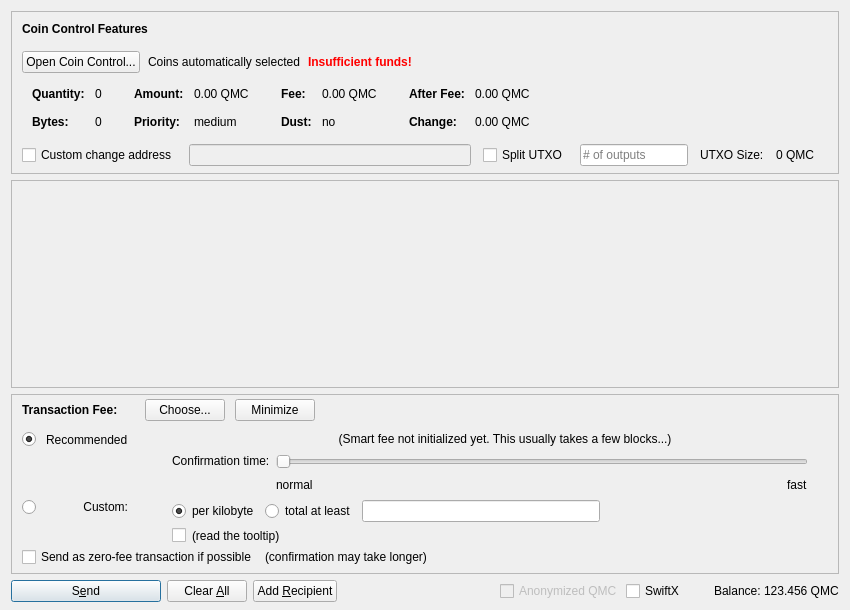
Qt form src/qt/forms/sendcoinsdialog.ui (project-qmc/QMC) before a commit.
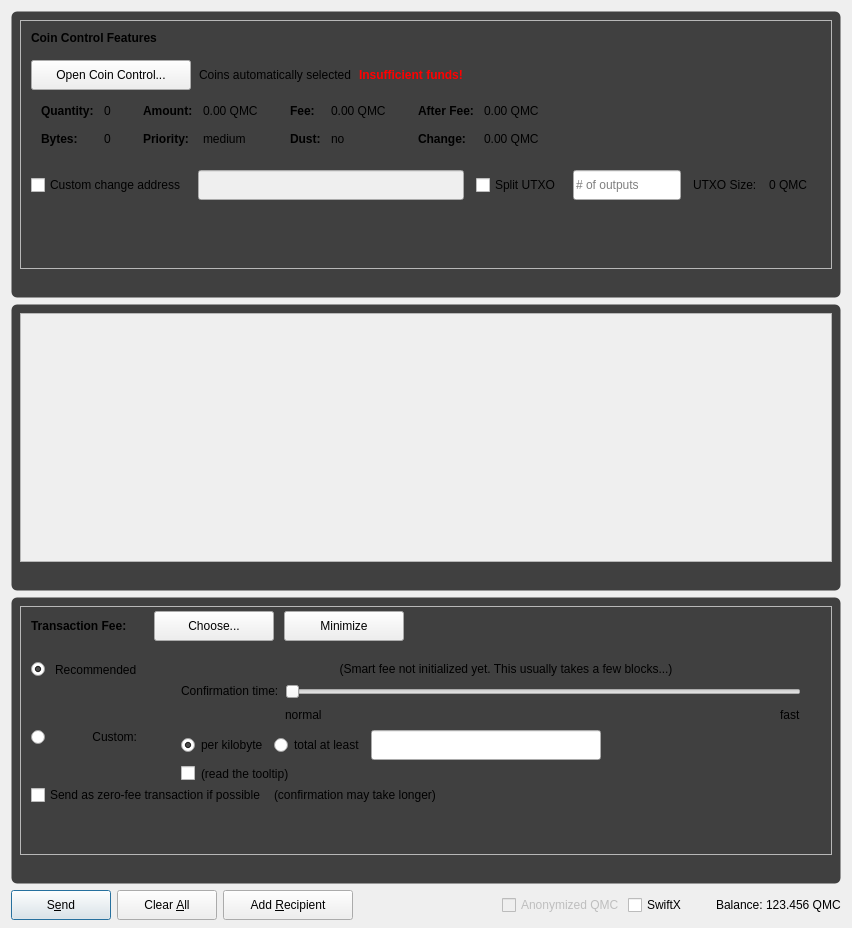
The same form after that commit. Icons and pictures are not drawn. Custom widgets are drawn as their Qt base class.

Patch:
```diff
--- a/src/qt/forms/sendcoinsdialog.ui
+++ b/src/qt/forms/sendcoinsdialog.ui
@@ -7,16 +7,28 @@
     <x>0</x>
     <y>0</y>
     <width>850</width>
-    <height>610</height>
+    <height>928</height>
    </rect>
   </property>
   <property name="windowTitle">
    <string>Send Coins</string>
   </property>
-  <layout class="QVBoxLayout" name="verticalLayout" stretch="0,1,0,0">
+  <property name="styleSheet">
+   <string notr="true">QWidget#wid1, QWidget#wid2, QWidget#wid3
+{
+	background: #404040;
+	border: 1px solid transparent;
+	border-radius: 6px;
+	color: #FFFFFFF;
+}</string>
+  </property>
+  <layout class="QVBoxLayout" name="verticalLayout" stretch="0,0,0,0">
    <property name="bottomMargin">
     <number>8</number>
    </property>
+   <item>
+    <widget class="QWidget" name="wid1" native="true">
+     <layout class="QVBoxLayout" name="verticalLayout_3">
    <item>
     <widget class="QFrame" name="frameCoinControl">
      <property name="sizePolicy">
@@ -54,7 +66,7 @@
        <number>6</number>
       </property>
       <item>
-       <layout class="QVBoxLayout" name="verticalLayoutCoinControl" stretch="0,0,0,0,1">
+          <layout class="QVBoxLayout" name="verticalLayoutCoinControl" stretch="0,0,0,0,0">
         <property name="spacing">
          <number>0</number>
         </property>
@@ -103,6 +115,18 @@
           </property>
           <item>
            <widget class="QPushButton" name="pushButtonCoinControl">
+               <property name="minimumSize">
+                <size>
+                 <width>160</width>
+                 <height>30</height>
+                </size>
+               </property>
+               <property name="maximumSize">
+                <size>
+                 <width>160</width>
+                 <height>30</height>
+                </size>
+               </property>
             <property name="styleSheet">
              <string notr="true"/>
             </property>
@@ -562,6 +586,18 @@
               <verstretch>0</verstretch>
              </sizepolicy>
             </property>
+               <property name="minimumSize">
+                <size>
+                 <width>0</width>
+                 <height>30</height>
+                </size>
+               </property>
+               <property name="maximumSize">
+                <size>
+                 <width>16777215</width>
+                 <height>30</height>
+                </size>
+               </property>
            </widget>
           </item>
           <item>
@@ -579,6 +615,18 @@
               <verstretch>0</verstretch>
              </sizepolicy>
             </property>
+               <property name="minimumSize">
+                <size>
+                 <width>0</width>
+                 <height>30</height>
+                </size>
+               </property>
+               <property name="maximumSize">
+                <size>
+                 <width>16777215</width>
+                 <height>30</height>
+                </size>
+               </property>
             <property name="placeholderText">
              <string># of outputs</string>
             </property>
@@ -641,6 +689,28 @@
     </widget>
    </item>
    <item>
+       <spacer name="verticalSpacer_8">
+        <property name="orientation">
+         <enum>Qt::Vertical</enum>
+        </property>
+        <property name="sizeType">
+         <enum>QSizePolicy::Fixed</enum>
+        </property>
+        <property name="sizeHint" stdset="0">
+         <size>
+          <width>20</width>
+          <height>20</height>
+         </size>
+        </property>
+       </spacer>
+      </item>
+     </layout>
+    </widget>
+   </item>
+   <item>
+    <widget class="QWidget" name="wid2" native="true">
+     <layout class="QVBoxLayout" name="verticalLayout_4">
+      <item>
     <widget class="QScrollArea" name="scrollArea">
      <property name="widgetResizable">
       <bool>true</bool>
@@ -650,8 +720,8 @@
        <rect>
         <x>0</x>
         <y>0</y>
-        <width>830</width>
-        <height>113</height>
+           <width>828</width>
+           <height>257</height>
        </rect>
       </property>
       <layout class="QVBoxLayout" name="verticalLayout_2" stretch="0,1">
@@ -692,6 +762,28 @@
     </widget>
    </item>
    <item>
+       <spacer name="verticalSpacer_10">
+        <property name="orientation">
+         <enum>Qt::Vertical</enum>
+        </property>
+        <property name="sizeType">
+         <enum>QSizePolicy::Fixed</enum>
+        </property>
+        <property name="sizeHint" stdset="0">
+         <size>
+          <width>20</width>
+          <height>20</height>
+         </size>
+        </property>
+       </spacer>
+      </item>
+     </layout>
+    </widget>
+   </item>
+   <item>
+    <widget class="QWidget" name="wid3" native="true">
+     <layout class="QVBoxLayout" name="verticalLayout_5">
+      <item>
     <widget class="QFrame" name="frameFee">
      <property name="sizePolicy">
       <sizepolicy hsizetype="Expanding" vsizetype="Expanding">
@@ -800,6 +892,18 @@
               </item>
               <item>
                <widget class="QPushButton" name="buttonChooseFee">
+                   <property name="minimumSize">
+                    <size>
+                     <width>120</width>
+                     <height>30</height>
+                    </size>
+                   </property>
+                   <property name="maximumSize">
+                    <size>
+                     <width>120</width>
+                     <height>30</height>
+                    </size>
+                   </property>
                 <property name="text">
                  <string>Choose...</string>
                 </property>
@@ -807,6 +911,18 @@
               </item>
               <item>
                <widget class="QPushButton" name="buttonMinimizeFee">
+                   <property name="minimumSize">
+                    <size>
+                     <width>120</width>
+                     <height>30</height>
+                    </size>
+                   </property>
+                   <property name="maximumSize">
+                    <size>
+                     <width>120</width>
+                     <height>30</height>
+                    </size>
+                   </property>
                 <property name="toolTip">
                  <string>collapse fee-settings</string>
                 </property>
@@ -916,7 +1032,20 @@
                   </widget>
                  </item>
                  <item>
-                  <widget class="BitcoinAmountField" name="customFee"/>
+                     <widget class="BitcoinAmountField" name="customFee">
+                      <property name="minimumSize">
+                       <size>
+                        <width>0</width>
+                        <height>30</height>
+                       </size>
+                      </property>
+                      <property name="maximumSize">
+                       <size>
+                        <width>16777215</width>
+                        <height>30</height>
+                       </size>
+                      </property>
+                     </widget>
                  </item>
                  <item>
                   <spacer name="horizontalSpacer_6">
@@ -1299,13 +1428,38 @@
     </widget>
    </item>
    <item>
+       <spacer name="verticalSpacer_12">
+        <property name="orientation">
+         <enum>Qt::Vertical</enum>
+        </property>
+        <property name="sizeType">
+         <enum>QSizePolicy::Fixed</enum>
+        </property>
+        <property name="sizeHint" stdset="0">
+         <size>
+          <width>20</width>
+          <height>20</height>
+         </size>
+        </property>
+       </spacer>
+      </item>
+     </layout>
+    </widget>
+   </item>
+   <item>
     <layout class="QHBoxLayout" name="horizontalLayout">
      <item>
       <widget class="QPushButton" name="sendButton">
        <property name="minimumSize">
         <size>
-         <width>150</width>
-         <height>0</height>
+         <width>100</width>
+         <height>30</height>
+        </size>
+       </property>
+       <property name="maximumSize">
+        <size>
+         <width>100</width>
+         <height>30</height>
         </size>
        </property>
        <property name="toolTip">
@@ -1334,6 +1488,18 @@
          <verstretch>0</verstretch>
         </sizepolicy>
        </property>
+       <property name="minimumSize">
+        <size>
+         <width>100</width>
+         <height>30</height>
+        </size>
+       </property>
+       <property name="maximumSize">
+        <size>
+         <width>100</width>
+         <height>30</height>
+        </size>
+       </property>
        <property name="toolTip">
         <string>Clear all fields of the form.</string>
        </property>
@@ -1351,6 +1517,18 @@
      </item>
      <item>
       <widget class="QPushButton" name="addButton">
+       <property name="minimumSize">
+        <size>
+         <width>130</width>
+         <height>30</height>
+        </size>
+       </property>
+       <property name="maximumSize">
+        <size>
+         <width>130</width>
+         <height>30</height>
+        </size>
+       </property>
        <property name="toolTip">
         <string>Send to multiple recipients at once</string>
        </property>
```
Left out of the diff: 2 changed lines with no effect on the pictures. Lines whose indentation alone changed are shown as unchanged.
